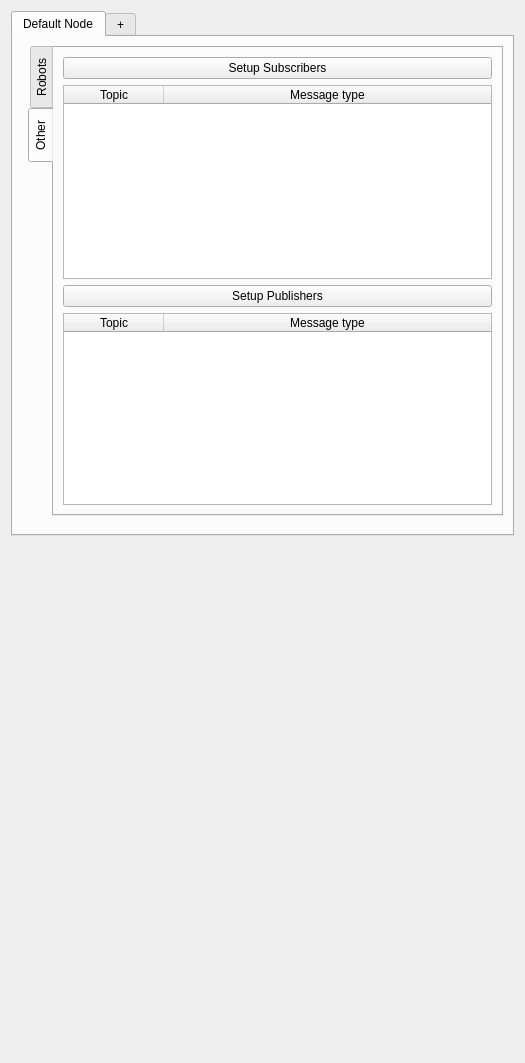
Before: the Qt Designer form Resources/UI/qSlicerROS2ModuleWidget.ui in rosmed/slicer_ros2_module, drawn with Qt 5.
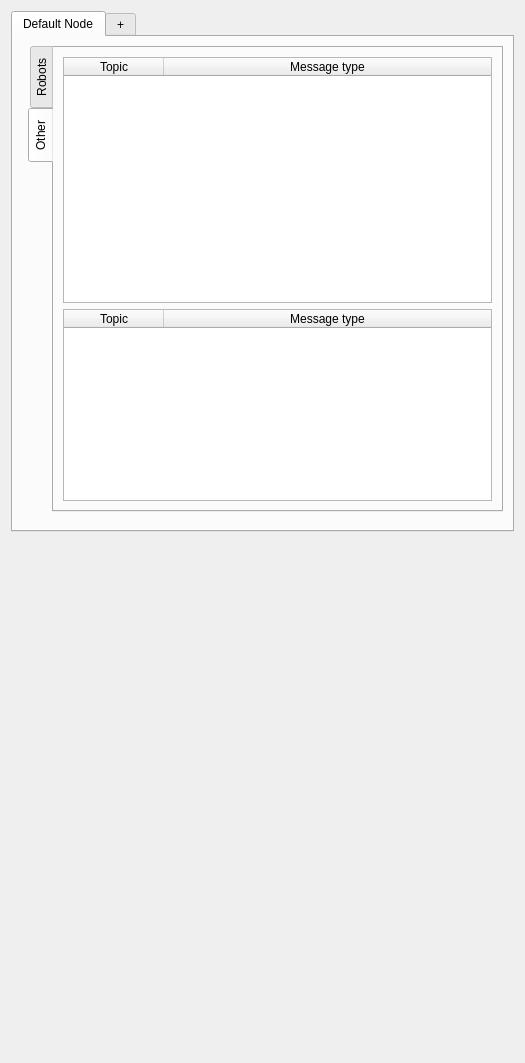
After: the same form once the commit is applied. The open tabs and pages were chosen to show the change. Custom widgets are drawn as their Qt base class.

```diff
--- a/Resources/UI/qSlicerROS2ModuleWidget.ui
+++ b/Resources/UI/qSlicerROS2ModuleWidget.ui
@@ -170,13 +170,6 @@
            <string>Other</string>
           </attribute>
           <layout class="QVBoxLayout" name="verticalLayout_2">
-           <item>
-            <widget class="QPushButton" name="setSubscribersButton">
-             <property name="text">
-              <string>Setup Subscribers</string>
-             </property>
-            </widget>
-           </item>
            <item>
             <widget class="QTableWidget" name="rosSubscriberTableWidget">
              <property name="sizePolicy">
@@ -209,13 +202,6 @@
              </column>
             </widget>
            </item>
-           <item>
-            <widget class="QPushButton" name="setPublishersButton">
-             <property name="text">
-              <string>Setup Publishers</string>
-             </property>
-            </widget>
-           </item>
            <item>
             <widget class="QTableWidget" name="rosPublisherTableWidget">
              <property name="sizePolicy">
```
